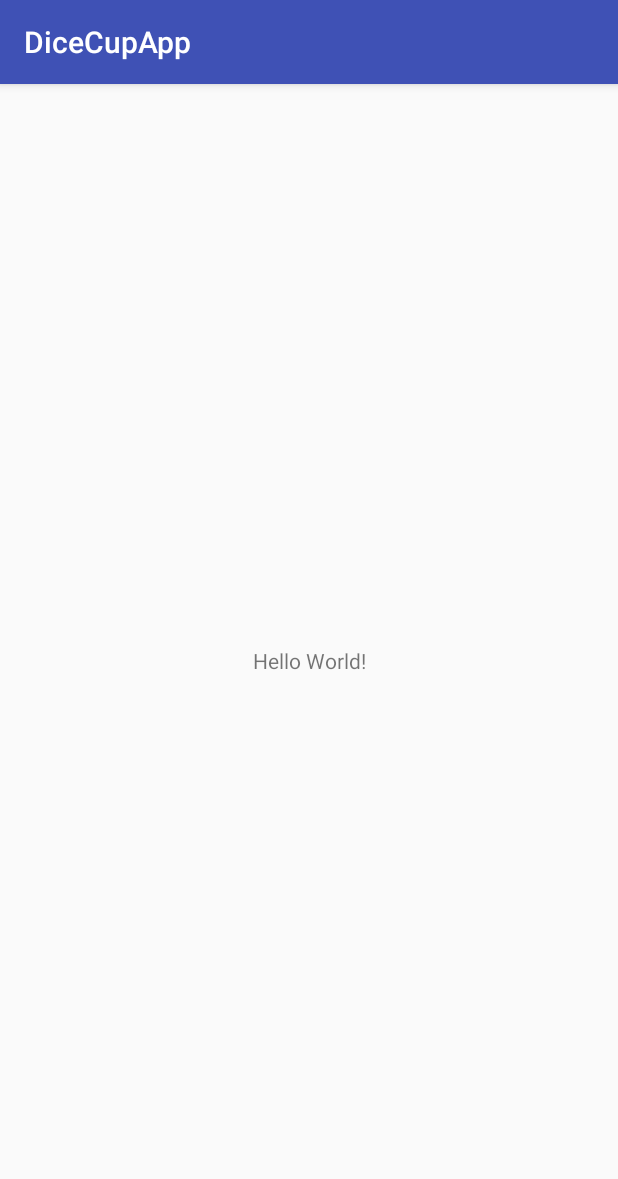
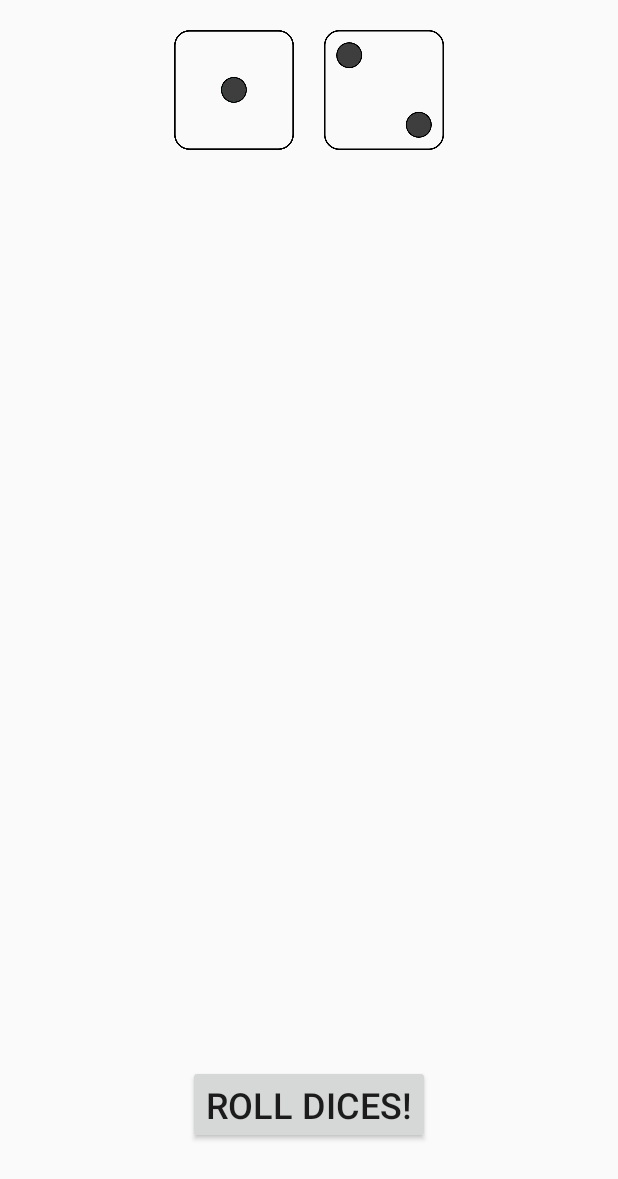
Before and after one commit to Yuki44/DiceCupApp, an Android app: the screen it shows after launch (MainActivity), on a phone screen of 412 x 824 dp. Shown: the top 1179 px of the screen. Run offline under Robolectric (Android 15) with nearby library versions, the phone set to English and light mode, and no system bars.

Commit message:
adding dices with animations

```diff
--- a/app/src/main/AndroidManifest.xml
+++ b/app/src/main/AndroidManifest.xml
@@ -2,6 +2,7 @@
 <manifest xmlns:android="http://schemas.android.com/apk/res/android"
     package="com.easv.yuki.dicecupapp">
 
+    <uses-permission android:name="android.permission.VIBRATE" />
     <application
         android:allowBackup="true"
         android:icon="@mipmap/ic_launcher"
@@ -9,7 +10,10 @@
         android:roundIcon="@mipmap/ic_launcher_round"
         android:supportsRtl="true"
         android:theme="@style/AppTheme">
-        <activity android:name=".MainActivity">
+        <activity
+            android:name=".MainActivity"
+            android:launchMode="singleTask"
+            android:noHistory="false">
             <intent-filter>
                 <action android:name="android.intent.action.MAIN" />
 
--- a/app/src/main/java/com/easv/yuki/dicecupapp/MainActivity.java
+++ b/app/src/main/java/com/easv/yuki/dicecupapp/MainActivity.java
@@ -1,13 +1,118 @@
 package com.easv.yuki.dicecupapp;
 
+import android.content.Context;
+import android.os.Bundle;
+import android.os.Vibrator;
+import android.support.annotation.NonNull;
 import android.support.v7.app.AppCompatActivity;
-import android.os.Bundle;
+import android.util.Log;
+import android.view.View;
+import android.view.animation.Animation;
+import android.view.animation.AnimationUtils;
+import android.widget.ArrayAdapter;
+import android.widget.Button;
+import android.widget.ImageView;
+
+import java.util.ArrayList;
+import java.util.Random;
 
 public class MainActivity extends AppCompatActivity {
+
+    private static final Random RANDOM = new Random();
+    public Vibrator vibrator;
+    ArrayList<Integer> diceList = new ArrayList<Integer>();
+    private Button rollDiceBtn;
+    private ImageView dice1, dice2;
+
+    private static int randomDiceValue() {
+        //Number from 1-6
+        return RANDOM.nextInt(6) + 1;
+    }
 
     @Override
     protected void onCreate(Bundle savedInstanceState) {
         super.onCreate(savedInstanceState);
         setContentView(R.layout.activity_main);
+
+        rollDiceBtn = findViewById(R.id.rollDiceBtn);
+        dice1 = findViewById(R.id.dice1);
+        dice2 = findViewById(R.id.dice2);
+        vibrator = (Vibrator) this.getSystemService(Context.VIBRATOR_SERVICE);
+
+
+        rollDiceBtn.setOnClickListener(new View.OnClickListener() {
+            @Override
+            public void onClick(View view) {
+                doAnimation();
+            }
+        });
+    }
+
+    private void doAnimation() {
+
+        //Animation shake from anim folder. (anim folder is being used for animations).
+        final Animation anim1 = AnimationUtils.loadAnimation(MainActivity.this, R.anim.shake);
+        final Animation anim2 = AnimationUtils.loadAnimation(MainActivity.this, R.anim.shake);
+        final Animation.AnimationListener animationListener = startAnimation(anim1, anim2);
+
+
+        anim1.setAnimationListener(animationListener);
+        anim2.setAnimationListener(animationListener);
+
+        //Runs the animation.
+        dice1.startAnimation(anim1);
+        dice2.startAnimation(anim2);
+        //Length of the vibrate.
+        vibrator.vibrate(80);
+
+    }
+
+    @NonNull
+    private Animation.AnimationListener startAnimation(final Animation anim1, final Animation anim2) {
+        //Animation class
+        return new Animation.AnimationListener() {
+            @Override
+            public void onAnimationStart(Animation animation) {
+
+            }
+
+            //onAnimationEnd since we want to see the result AFTER the animation.
+            @Override
+            public void onAnimationEnd(Animation animation) {
+                RandomDice(animation, anim1, anim2);
+            }
+
+            @Override
+            public void onAnimationRepeat(Animation animation) {
+            }
+        };
+    }
+
+    public void RandomDice(Animation animation, Animation anim1, Animation anim2) {
+        int diceNumber = randomDiceValue();
+
+        //Drawable is where images is located. defPackage is for MainActivity.
+        int newRandomDice = getResources().getIdentifier("dice" + diceNumber, "drawable", "com.easv.yuki.dicecupapp");
+
+        //Sets a "new" dice if the dice is the same.
+        if (animation == anim1) {
+            dice1.setImageResource(newRandomDice);
+        } else if (animation == anim2) {
+            dice2.setImageResource(newRandomDice);
+        }
+
+        addDiceToSpinner(diceNumber);
+
+    }
+
+    public void addDiceToSpinner(int diceNumber) {
+        diceList.add(diceNumber);
+        //Sort by newest to be on top.
+//        Collections.reverse(diceList);
+        Log.d("Catching", diceList + "TEST");
+
+        //Adds the new roll to the spinner.
+        ArrayAdapter<Integer> adapter = new ArrayAdapter<Integer>(this, android.R.layout.simple_spinner_item, diceList);
+        // mSpinner.setAdapter(adapter);
     }
 }
--- /dev/null
+++ b/app/src/main/res/anim/shake.xml
@@ -0,0 +1,25 @@
+<?xml version="1.0" encoding="utf-8"?>
+<set xmlns:android="http://schemas.android.com/apk/res/android"
+    android:interpolator="@android:anim/linear_interpolator">
+    // An interpolator where the rate of change is constant.
+
+    //Rotates
+    <rotate
+        android:duration="70"
+        android:fromDegrees="-20"
+        android:pivotX="50%"
+        android:pivotY="50%"
+        android:repeatCount="5"
+        android:repeatMode="reverse"
+        android:toDegrees="20"></rotate>
+
+    //Slides
+    <translate
+        android:duration="70"
+        android:fromXDelta="-20"
+        android:repeatCount="5"
+        android:repeatMode="reverse"
+        android:toXDelta="20"></translate>
+
+
+</set>
--- a/app/src/main/res/layout/activity_main.xml
+++ b/app/src/main/res/layout/activity_main.xml
@@ -1,18 +1,45 @@
 <?xml version="1.0" encoding="utf-8"?>
-<android.support.constraint.ConstraintLayout xmlns:android="http://schemas.android.com/apk/res/android"
-    xmlns:app="http://schemas.android.com/apk/res-auto"
+<RelativeLayout xmlns:android="http://schemas.android.com/apk/res/android"
     xmlns:tools="http://schemas.android.com/tools"
     android:layout_width="match_parent"
     android:layout_height="match_parent"
+    android:orientation="horizontal"
     tools:context="com.easv.yuki.dicecupapp.MainActivity">
 
-    <TextView
+    <LinearLayout
+        android:id="@+id/diceView"
+        android:layout_width="220dp"
+        android:layout_height="120dp"
+        android:layout_centerHorizontal="true"
+        android:gravity="center"
+        android:orientation="horizontal"
+        android:scaleType="fitCenter">
+
+        <ImageView
+            android:id="@+id/dice1"
+            android:layout_width="80dp"
+            android:layout_height="80dp"
+            android:layout_marginRight="20dp"
+            android:src="@drawable/dice1" />
+
+        <ImageView
+            android:id="@+id/dice2"
+            android:layout_width="80dp"
+            android:layout_height="80dp"
+            android:src="@drawable/dice2" />
+
+    </LinearLayout>
+
+    <Button
+        android:id="@+id/rollDiceBtn"
         android:layout_width="wrap_content"
         android:layout_height="wrap_content"
-        android:text="Hello World!"
-        app:layout_constraintBottom_toBottomOf="parent"
-        app:layout_constraintLeft_toLeftOf="parent"
-        app:layout_constraintRight_toRightOf="parent"
-        app:layout_constraintTop_toTopOf="parent" />
+        android:layout_alignParentBottom="true"
+        android:layout_centerHorizontal="true"
+        android:layout_marginBottom="61dp"
+        android:text="Roll Dices!"
+        android:textAlignment="center"
+        android:textSize="24sp" />
 
-</android.support.constraint.ConstraintLayout>
+
+</RelativeLayout>
--- a/app/src/main/res/values/styles.xml
+++ b/app/src/main/res/values/styles.xml
@@ -1,7 +1,7 @@
 <resources>
 
     <!-- Base application theme. -->
-    <style name="AppTheme" parent="Theme.AppCompat.Light.DarkActionBar">
+    <style name="AppTheme" parent="Theme.AppCompat.Light.NoActionBar">
         <!-- Customize your theme here. -->
         <item name="colorPrimary">@color/colorPrimary</item>
         <item name="colorPrimaryDark">@color/colorPrimaryDark</item>
```
Also changed, not shown: app/src/main/res/drawable/dice1.png (added), app/src/main/res/drawable/dice2.png (added), app/src/main/res/drawable/dice3.png (added), app/src/main/res/drawable/dice4.png (added), app/src/main/res/drawable/dice5.png (added), app/src/main/res/drawable/dice6.png (added).
